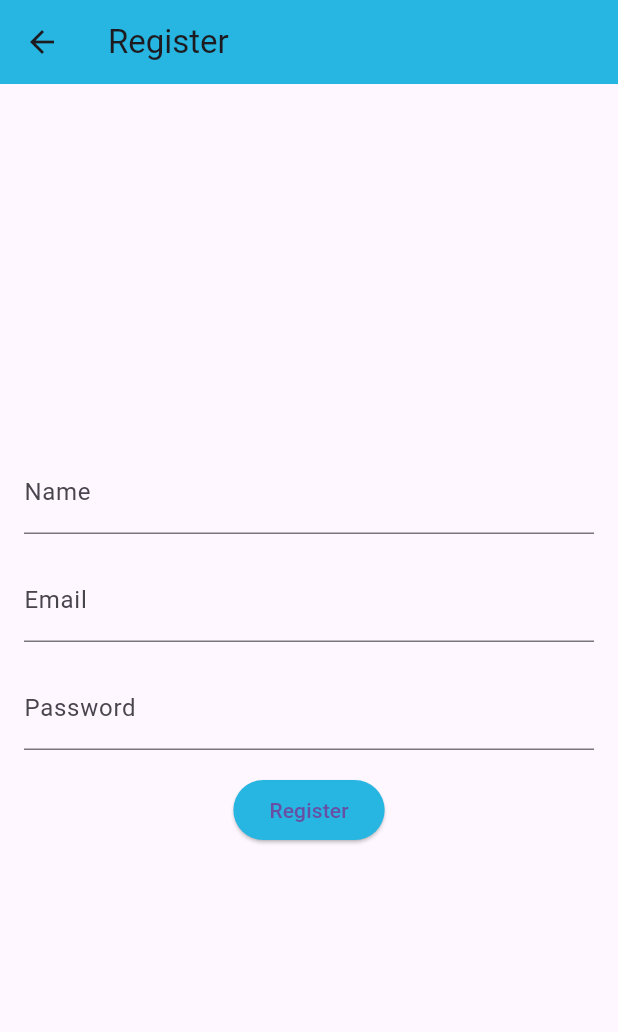
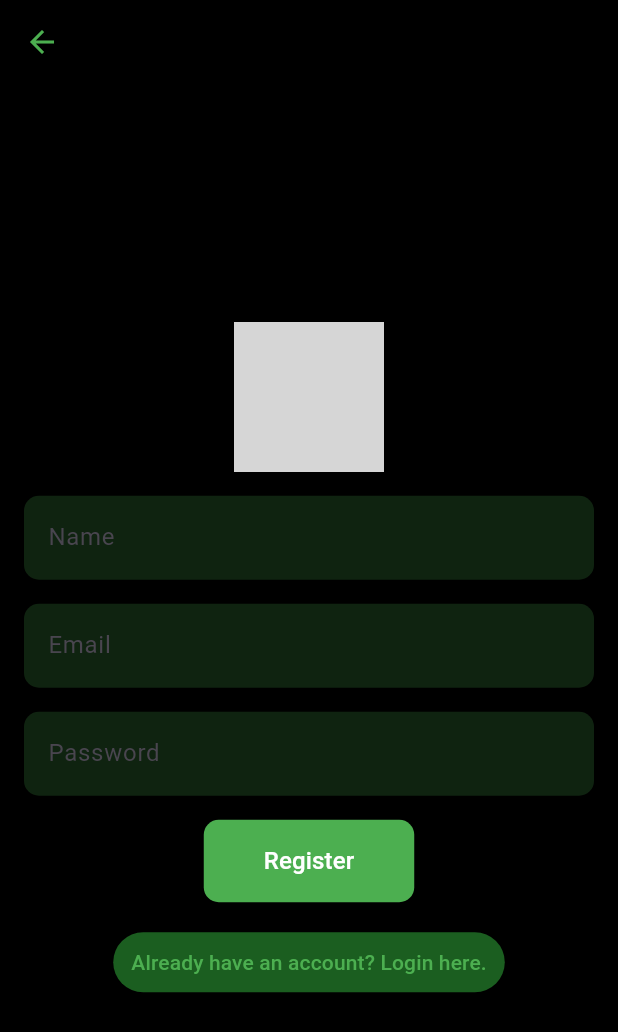
Before and after one commit to ahmetdavutatli/ev_charging_station, a Flutter app: the LoginPage screen opened directly, after a tap on "Don't have an account? Register here.", on a phone screen of 412 x 824 dp. Shown: the top 1032 px of the screen. Run offline on Flutter 3.47's test engine with Material 3 defaults, Android fonts, the phone set to English and light mode, and no system bars; our stand-ins replace cloud_firestore, curved_navigation_bar, firebase_auth, firebase_core, google_maps_flutter, location; accounts and stored records are empty; grey boxes are pictures that could not be loaded.

Commit message:
a little update on design

```diff
--- a/lib/pages/charging_page.dart
+++ b/lib/pages/charging_page.dart
@@ -39,7 +39,7 @@ class _ChargingPageState extends State<ChargingPage> {
     return Scaffold(
       appBar: AppBar(
         title: Text('Charging Stations'),
-        backgroundColor: const Color(0xff26B6E1),
+        backgroundColor: Colors.green,
       ),
       body: ListView.builder(
         itemCount: _stations.length,
--- a/lib/pages/login_page.dart
+++ b/lib/pages/login_page.dart
@@ -1,14 +1,12 @@
-import 'package:ev_charging_station/pages/home_page.dart';
 import 'package:flutter/material.dart';
 import '../auth.dart';
 import 'register_page.dart';
 import 'home_page.dart';
 
 class LoginPage extends StatelessWidget {
-
   final Auth auth;
 
-  LoginPage({super.key, required this.auth});
+  LoginPage({Key? key, required this.auth}) : super(key: key);
 
   final TextEditingController emailController = TextEditingController();
   final TextEditingController passwordController = TextEditingController();
@@ -16,65 +14,77 @@ class LoginPage extends StatelessWidget {
   @override
   Widget build(BuildContext context) {
     return Scaffold(
-      appBar: AppBar(
-        title: const Text('Login'),
-      ),
+      backgroundColor: Colors.black,
       body: Padding(
         padding: const EdgeInsets.all(16.0),
         child: Column(
           mainAxisAlignment: MainAxisAlignment.center,
           children: <Widget>[
+            // Add your logo here
+            Image.asset(
+              'assets/logo.png', // Replace with the actual path to your logo image
+              height: 100,
+              width: 100,
+              fit: BoxFit.contain,
+            ),
+            const SizedBox(height: 16),
             TextFormField(
               controller: emailController,
-              decoration: InputDecoration(labelText: 'Email',
+              style: TextStyle(color: Colors.white),
+              decoration: InputDecoration(
+                labelText: 'Email',
                 filled: true,
-              fillColor: Color(0xff26B6E1),
+                fillColor: Colors.green.withOpacity(0.2),
                 border: OutlineInputBorder(
-                borderSide: BorderSide(color: Color(0xff26B6E1)),
+                  borderSide: BorderSide.none,
                   borderRadius: BorderRadius.circular(10),
-              )),
+                ),
+              ),
               keyboardType: TextInputType.emailAddress,
             ),
             const SizedBox(height: 16),
             TextFormField(
               controller: passwordController,
+              style: TextStyle(color: Colors.white),
               decoration: InputDecoration(
                 labelText: 'Password',
                 filled: true,
-                  fillColor: Color(0xff26B6E1),
+                fillColor: Colors.green.withOpacity(0.2),
                 border: OutlineInputBorder(
-                    borderSide: BorderSide(color: Color(0xff26B6E1)),
+                  borderSide: BorderSide.none,
                   borderRadius: BorderRadius.circular(10),
-                  )
+                ),
               ),
               obscureText: true,
             ),
             const SizedBox(height: 16),
             ElevatedButton(
               style: ElevatedButton.styleFrom(
-                backgroundColor: const Color(0xff26B6E1),
+                backgroundColor: Colors.green,
+                padding: EdgeInsets.symmetric(horizontal: 40, vertical: 16),
+                shape: RoundedRectangleBorder(
+                  borderRadius: BorderRadius.circular(10),
+                ),
               ),
               onPressed: () async {
-                if (emailController.text.isEmpty || passwordController.text.isEmpty) {
-                  // Show an alert for empty email or password
-                  showDialog(
-                    context: context,
-                    builder: (BuildContext context) {
+                  if(emailController.text.isEmpty || passwordController.text.isEmpty){
+                    showDialog(context: context,
+                        builder: (BuildContext context){
                       return AlertDialog(
-                        title: const Text('Error'),
-                        content: const Text('Please enter both email and password.'),
-                        actions: <Widget>[
+                        title: Text('Error'),
+                        content: Text('Please enter email and password'),
+                        actions: [
                           TextButton(
-                            onPressed: () {
-                              Navigator.of(context).pop();
+                            onPressed: (){
+                              Navigator.pop(context);
                             },
-                            child: const Text('OK'),
+                            child: Text('OK'),
                           ),
                         ],
                       );
                     },
                     );
-                } else {
+                  }else{
                     try {
                       await auth.signInWithEmailAndPassword(
                         email: emailController.text,
@@ -83,37 +93,38 @@ class LoginPage extends StatelessWidget {
                       // Navigate to the home page after successful login
                       Navigator.pushReplacement(
                         context,
-                      MaterialPageRoute(builder: (context) => HomePage(auth: auth,)),
+                        MaterialPageRoute(
+                          builder: (context) => HomePage(auth: auth),
+                        ),
                       );
                     } catch (e) {
-                    // Show an alert for invalid login
-                    showDialog(
-                      context: context,
-                      builder: (BuildContext context) {
+                      showDialog(context: context, builder: (BuildContext context){
                         return AlertDialog(
-                          title: const Text('Error'),
-                          content: const Text('Invalid email or password. Please try again.'),
-                          actions: <Widget>[
+                          title: Text('Error'),
+                          content: Text('Invalid email or password'),
+                          actions: [
                             TextButton(
-                              onPressed: () {
-                                Navigator.of(context).pop();
+                              onPressed: (){
+                                Navigator.pop(context);
                               },
-                              child: const Text('OK'),
+                              child: Text('OK'),
                             ),
                           ],
                         );
                       },
                       );
-                    print('Login failed: $e');
                     }
                   }
               },
-              child: const Text('Login'),
+              child: const Text(
+                'Login',
+                style: TextStyle(fontSize: 16, color: Colors.white),
+              ),
             ),
             const SizedBox(height: 16),
             TextButton(
               style: TextButton.styleFrom(
-                backgroundColor: const Color(0xff26B6E1),
+                backgroundColor: Colors.transparent,
               ),
               onPressed: () {
                 // Navigate to the registration page
@@ -122,7 +133,10 @@ class LoginPage extends StatelessWidget {
                   MaterialPageRoute(builder: (context) => RegisterPage(auth: auth)),
                 );
               },
-              child: const Text('Don\'t have an account? Register here.'),
+              child: Text(
+                "Don't have an account? Register here.",
+                style: TextStyle(color: Colors.green),
+              ),
             ),
           ],
         ),
--- a/lib/pages/register_page.dart
+++ b/lib/pages/register_page.dart
@@ -15,34 +15,38 @@ class RegisterPage extends StatelessWidget {
   Widget build(BuildContext context) {
     return Scaffold(
       appBar: AppBar(
-        backgroundColor: const Color(0xff26B6E1),
-        title: const Text('Register'),
+        backgroundColor: Colors.black,
+        iconTheme: IconThemeData(
+          color: Colors.green,
+        ),
       ),
+      backgroundColor: Colors.black,
       body: Padding(
         padding: const EdgeInsets.all(16.0),
         child: Column(
           mainAxisAlignment: MainAxisAlignment.center,
           children: <Widget>[
-            TextFormField(
-              controller: nameController,
-              decoration: const InputDecoration(labelText: 'Name'),
+            // Add your logo here (you can reuse the widget from LoginPage)
+            Image.asset(
+              'assets/logo.png', // Replace with the actual path to your logo image
+              height: 100,
+              width: 100,
+              fit: BoxFit.contain,
             ),
             const SizedBox(height: 16),
-            TextFormField(
-              controller: emailController,
-              decoration: const InputDecoration(labelText: 'Email'),
-              keyboardType: TextInputType.emailAddress,
-            ),
+            _buildTextField(nameController, 'Name'),
             const SizedBox(height: 16),
-            TextFormField(
-              controller: passwordController,
-              decoration: const InputDecoration(labelText: 'Password'),
-              obscureText: true,
-            ),
+            _buildTextField(emailController, 'Email', keyboardType: TextInputType.emailAddress),
+            const SizedBox(height: 16),
+            _buildTextField(passwordController, 'Password', obscureText: true),
             const SizedBox(height: 16),
             ElevatedButton(
               style: ElevatedButton.styleFrom(
-                backgroundColor: const Color(0xff26B6E1),
+                backgroundColor: Colors.green,
+                padding: EdgeInsets.symmetric(horizontal: 40, vertical: 16),
+                shape: RoundedRectangleBorder(
+                  borderRadius: BorderRadius.circular(10),
+                ),
               ),
               onPressed: () async {
                 try {
@@ -69,13 +73,48 @@ class RegisterPage extends StatelessWidget {
                   );
                 }
               },
-              child: const Text('Register'),
+              child: Text('Register', style: TextStyle(fontSize: 16, color: Colors.white)),
             ),
             const SizedBox(height: 16),
-            // Rest of your code...
+            TextButton(
+              style: TextButton.styleFrom(
+                backgroundColor: const Color(0xFF1B5E20), // Dark Green Color
+              ),
+              onPressed: () {
+                // Navigate back to the login page
+                Navigator.pop(context);
+              },
+              child: Text('Already have an account? Login here.',
+                  style: TextStyle(color: Colors.green),
+              ),
+
+            ),
           ],
         ),
       ),
     );
   }
+
+  Widget _buildTextField(
+      TextEditingController controller,
+      String label, {
+        TextInputType keyboardType = TextInputType.text,
+        bool obscureText = false,
+      }) {
+    return TextFormField(
+      controller: controller,
+      style: TextStyle(color: Colors.white),
+      decoration: InputDecoration(
+        labelText: label,
+        filled: true,
+        fillColor: Colors.green.withOpacity(0.2),
+        border: OutlineInputBorder(
+          borderSide: BorderSide.none,
+          borderRadius: BorderRadius.circular(10),
+        ),
+      ),
+      keyboardType: keyboardType,
+      obscureText: obscureText,
+    );
+  }
 }
--- a/pubspec.yaml
+++ b/pubspec.yaml
@@ -62,6 +62,9 @@ dev_dependencies:
 # The following section is specific to Flutter packages.
 flutter:
 
+  assets:
+    - assets/logo.png
+
   # The following line ensures that the Material Icons font is
   # included with your application, so that you can use the icons in
   # the material Icons class.
```
Also changed, not shown: lib/pages/home_page.dart (+16 -13 lines). Lines whose indentation alone changed are shown as unchanged.
